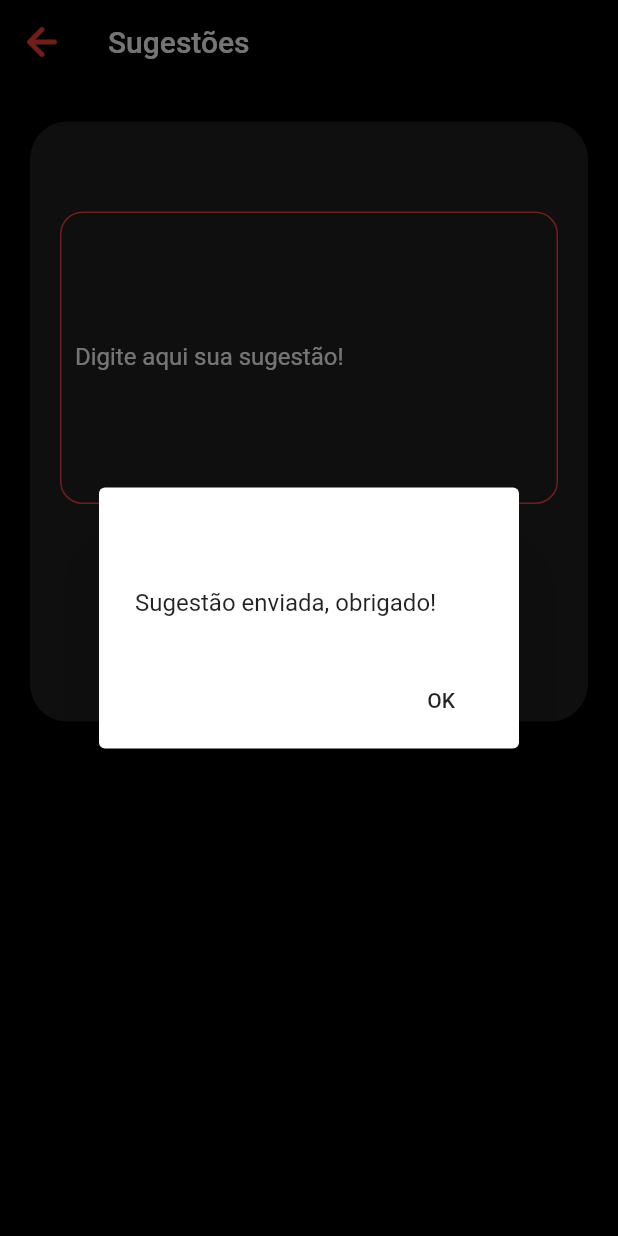
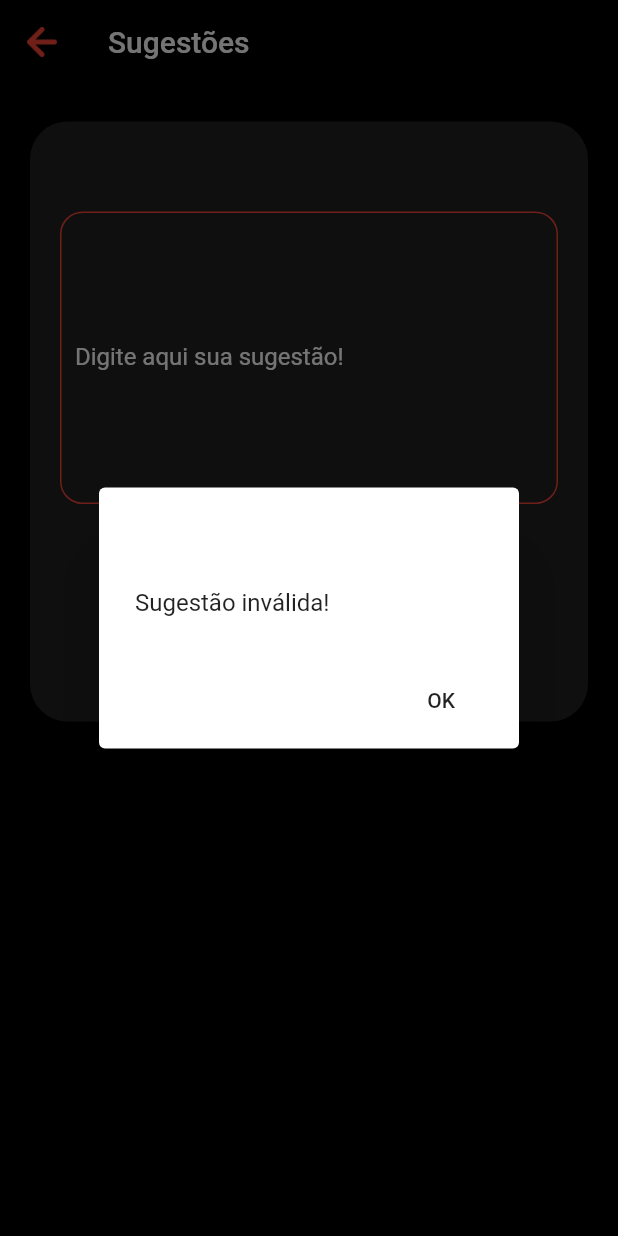
Before and after one commit to HenriqueAmorim20/APP_Agile_Gas, a Flutter app: the UploadData screen opened directly, after a tap on "ENVIAR SUGESTÃO", on a phone screen of 412 x 824 dp. Run offline on Flutter 3.47's test engine with Material 2 defaults, Android fonts, the phone set to English and light mode, and no system bars; our stand-ins replace cloud_firestore, firebase_auth, firebase_core, flutter_spinkit, geolocator, google_maps_flutter; missing offline and left inert: geoflutterfire; accounts and stored records are empty.

Commit message:
Resolvendo problema do campo de sugestão vazio

```diff
--- a/lib/screens/sidemenu/UploadData.dart
+++ b/lib/screens/sidemenu/UploadData.dart
@@ -16,7 +16,7 @@ class UploadData extends StatefulWidget {
 class _UploadDataState extends State<UploadData> {
   var formKey = GlobalKey<FormState>();
 
-  String sugestion = '';
+  String sugestion = null;
   bool loading = false;
 
 
@@ -123,9 +123,11 @@ class _UploadDataState extends State<UploadData> {
                       style: TextStyle(color: Colors.white)
                   ),
                   onPressed: () async {
-                    addSugestion();
-                    showAlertDialog(context);
-                  }
+                    if(sugestion!=null) {
+                      addSugestion();
+                      showAlertDialog1(context);
+                    }  else showAlertDialog2(context);
+                    }
 
               ),
             ],
@@ -139,7 +141,7 @@ class _UploadDataState extends State<UploadData> {
     );
 
   }
-  showAlertDialog(BuildContext context)
+  showAlertDialog1(BuildContext context)
   {
     // configura o button
     Widget okButton = FlatButton(
@@ -154,6 +156,31 @@ class _UploadDataState extends State<UploadData> {
     AlertDialog alerta = AlertDialog(
       title: Text(""),
       content: Text("Sugestão enviada, obrigado!"),
+      actions: [
+        okButton,
+      ],
+    );
+    // exibe o dialog
+    showDialog(
+      context: context,
+      builder: (BuildContext context) {
+        return alerta;
+      },
+    );
+  }
+  showAlertDialog2(BuildContext context)
+  {
+    // configura o button
+    Widget okButton = FlatButton(
+      child: Text("OK"),
+      onPressed: () {
+        Navigator.pop(context);
+      },
+    );
+    // configura o  AlertDialog
+    AlertDialog alerta = AlertDialog(
+      title: Text(""),
+      content: Text("Sugestão inválida!"),
       actions: [
         okButton,
       ],
```
